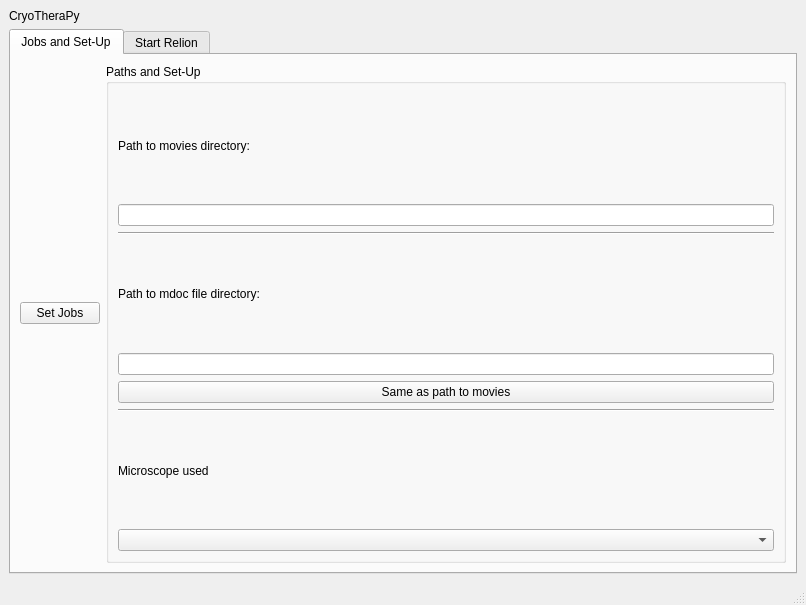
Before: the Qt Designer form src/gui/ctp.ui in sklumpe/CryoTheraPy, drawn with Qt 5.
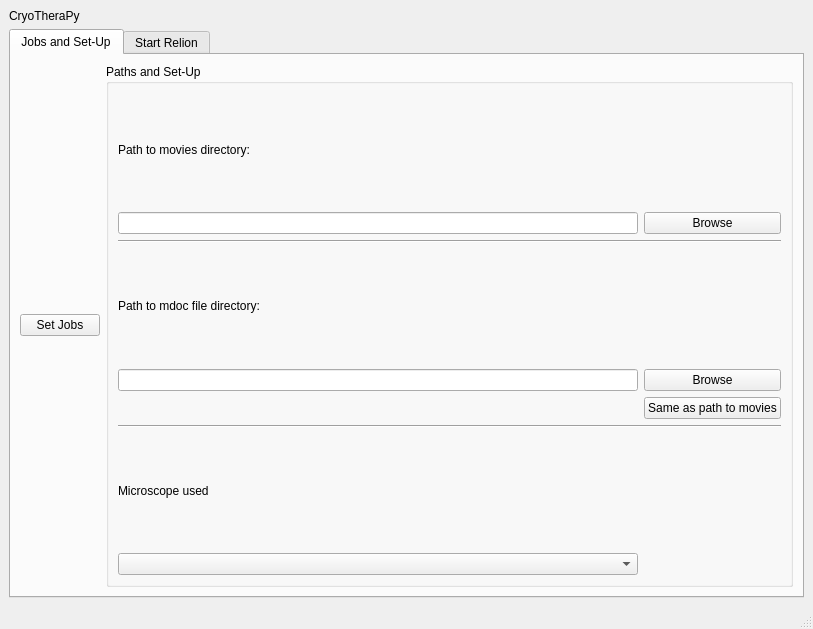
After: the same form once the commit is applied.

Commit message: added Browse button for file paths

```diff
--- a/src/gui/ctp.ui
+++ b/src/gui/ctp.ui
@@ -6,8 +6,8 @@
    <rect>
     <x>0</x>
     <y>0</y>
-    <width>806</width>
-    <height>605</height>
+    <width>813</width>
+    <height>629</height>
    </rect>
   </property>
   <property name="windowTitle">
@@ -46,58 +46,72 @@
           </property>
           <layout class="QHBoxLayout" name="horizontalLayout">
            <item>
-            <layout class="QVBoxLayout" name="verticalLayout_in_paths">
-             <item>
-              <widget class="QLabel" name="lbl_path_movies">
-               <property name="text">
-                <string>Path to movies directory:</string>
-               </property>
-              </widget>
-             </item>
-             <item>
-              <widget class="QLineEdit" name="line_path_movies"/>
-             </item>
-             <item>
-              <widget class="Line" name="line">
-               <property name="orientation">
-                <enum>Qt::Horizontal</enum>
-               </property>
-              </widget>
-             </item>
-             <item>
+            <layout class="QGridLayout" name="gridLayout_2">
+             <item row="6" column="0">
               <widget class="QLabel" name="lbl_path_mdoc">
                <property name="text">
                 <string>Path to mdoc file directory:</string>
                </property>
               </widget>
              </item>
-             <item>
-              <widget class="QLineEdit" name="line_path_mdoc"/>
+             <item row="1" column="0">
+              <widget class="QLineEdit" name="line_path_movies"/>
              </item>
-             <item>
+             <item row="13" column="0">
+              <widget class="QComboBox" name="dropDown_config"/>
+             </item>
+             <item row="12" column="0">
+              <widget class="QLabel" name="lbl_config">
+               <property name="text">
+                <string>Microscope used</string>
+               </property>
+              </widget>
+             </item>
+             <item row="7" column="1">
+              <widget class="QPushButton" name="btn_browse_mdocs">
+               <property name="text">
+                <string>Browse</string>
+               </property>
+              </widget>
+             </item>
+             <item row="1" column="1">
+              <widget class="QPushButton" name="btn_browse_movies">
+               <property name="text">
+                <string>Browse</string>
+               </property>
+              </widget>
+             </item>
+             <item row="7" column="0">
+              <widget class="QLineEdit" name="line_path_mdocs"/>
+             </item>
+             <item row="0" column="0">
+              <widget class="QLabel" name="lbl_path_movies">
+               <property name="text">
+                <string>Path to movies directory:</string>
+               </property>
+              </widget>
+             </item>
+             <item row="10" column="1">
               <widget class="QPushButton" name="btn_use_movie_path">
                <property name="text">
                 <string>Same as path to movies</string>
                </property>
               </widget>
              </item>
-             <item>
+             <item row="5" column="0" colspan="2">
+              <widget class="Line" name="line">
+               <property name="orientation">
+                <enum>Qt::Horizontal</enum>
+               </property>
+              </widget>
+             </item>
+             <item row="11" column="0" colspan="2">
               <widget class="Line" name="line_2">
                <property name="orientation">
                 <enum>Qt::Horizontal</enum>
                </property>
               </widget>
              </item>
-             <item>
-              <widget class="QLabel" name="lbl_config">
-               <property name="text">
-                <string>Microscope used</string>
-               </property>
-              </widget>
-             </item>
-             <item>
-              <widget class="QComboBox" name="dropDown_config"/>
-             </item>
             </layout>
            </item>
           </layout>
```
Left out of the diff: 32 changed lines with no effect on the pictures. The commit also changes 25 other files.
